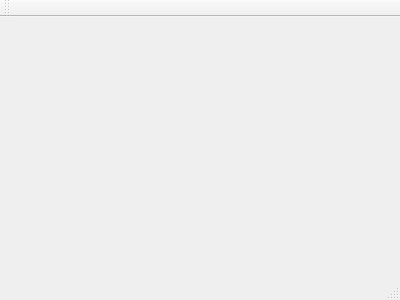
Above: src/app.ui from lacriment/Hayyam before the change. Below: the same form after it.
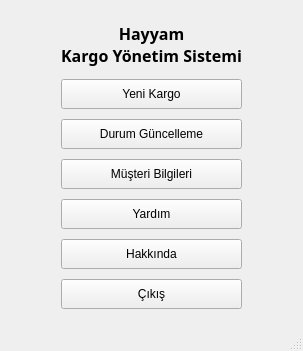
That is the form after the change.

Commit message: main form updated

```diff
--- a/src/app.ui
+++ b/src/app.ui
@@ -1,24 +1,159 @@
 <ui version="4.0">
  <class>App</class>
- <widget class="QMainWindow" name="App" >
-  <property name="geometry" >
+ <widget class="QMainWindow" name="App">
+  <property name="geometry">
    <rect>
     <x>0</x>
     <y>0</y>
-    <width>400</width>
-    <height>300</height>
+    <width>294</width>
+    <height>351</height>
    </rect>
   </property>
   <property name="windowTitle" >
    <string>App</string>
   </property>
-  <widget class="QMenuBar" name="menuBar" />
-  <widget class="QToolBar" name="mainToolBar" />
-  <widget class="QWidget" name="centralWidget" />
-  <widget class="QStatusBar" name="statusBar" />
+  <property name="windowOpacity">
+   <double>1.000000000000000</double>
+  </property>
+  <widget class="QWidget" name="centralWidget">
+   <layout class="QGridLayout" name="gridLayout">
+    <item row="0" column="0">
+     <layout class="QVBoxLayout" name="verticalLayout">
+      <property name="spacing">
+       <number>10</number>
+      </property>
+      <property name="leftMargin">
+       <number>50</number>
+      </property>
+      <property name="rightMargin">
+       <number>50</number>
+      </property>
+      <item>
+       <widget class="QLabel" name="lbl_title">
+        <property name="minimumSize">
+         <size>
+          <width>0</width>
+          <height>50</height>
+         </size>
+        </property>
+        <property name="maximumSize">
+         <size>
+          <width>16777215</width>
+          <height>50</height>
+         </size>
+        </property>
+        <property name="font">
+         <font>
+          <family>Lucida Sans</family>
+          <pointsize>12</pointsize>
+          <weight>75</weight>
+          <bold>true</bold>
+         </font>
+        </property>
+        <property name="text">
+         <string>Hayyam 
+Kargo Yönetim Sistemi</string>
+        </property>
+        <property name="alignment">
+         <set>Qt::AlignCenter</set>
+        </property>
+       </widget>
+      </item>
+      <item>
+       <widget class="QPushButton" name="btn_newShipment">
+        <property name="minimumSize">
+         <size>
+          <width>0</width>
+          <height>30</height>
+         </size>
+        </property>
+        <property name="text">
+         <string>Yeni Kargo</string>
+        </property>
+       </widget>
+      </item>
+      <item>
+       <widget class="QPushButton" name="btn_updateStatus">
+        <property name="minimumSize">
+         <size>
+          <width>0</width>
+          <height>30</height>
+         </size>
+        </property>
+        <property name="text">
+         <string>Durum Güncelleme</string>
+        </property>
+       </widget>
+      </item>
+      <item>
+       <widget class="QPushButton" name="btn_customerInfo">
+        <property name="minimumSize">
+         <size>
+          <width>0</width>
+          <height>30</height>
+         </size>
+        </property>
+        <property name="text">
+         <string>Müşteri Bilgileri</string>
+        </property>
+       </widget>
+      </item>
+      <item>
+       <widget class="QPushButton" name="btn_help">
+        <property name="minimumSize">
+         <size>
+          <width>0</width>
+          <height>30</height>
+         </size>
+        </property>
+        <property name="text">
+         <string>Yardım</string>
+        </property>
+       </widget>
+      </item>
+      <item>
+       <widget class="QPushButton" name="btn_about">
+        <property name="minimumSize">
+         <size>
+          <width>0</width>
+          <height>30</height>
+         </size>
+        </property>
+        <property name="text">
+         <string>Hakkında</string>
+        </property>
+       </widget>
+      </item>
+      <item>
+       <widget class="QPushButton" name="btn_exit">
+        <property name="minimumSize">
+         <size>
+          <width>0</width>
+          <height>30</height>
+         </size>
+        </property>
+        <property name="text">
+         <string>Çıkış</string>
+        </property>
+       </widget>
+      </item>
+     </layout>
+    </item>
+   </layout>
+  </widget>
+  <widget class="QMenuBar" name="menuBar">
+   <property name="geometry">
+    <rect>
+     <x>0</x>
+     <y>0</y>
+     <width>294</width>
+     <height>19</height>
+    </rect>
+   </property>
+  </widget>
+  <widget class="QStatusBar" name="statusBar"/>
  </widget>
- <layoutDefault spacing="6" margin="11" />
- <pixmapfunction></pixmapfunction>
+ <layoutdefault spacing="6" margin="11"/>
  <resources/>
  <connections/>
 </ui>
```
Left out of the diff: 3 changed lines with no effect on the pictures. The commit also changes 1 other file.
